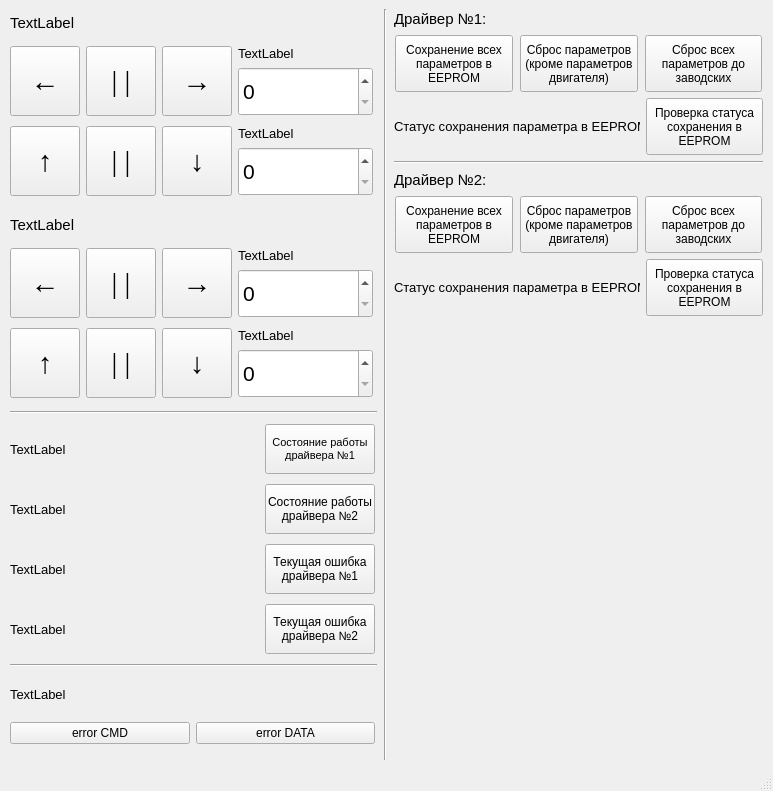
Qt form mainwindow.ui (E4ever/PanTilt) before a commit.
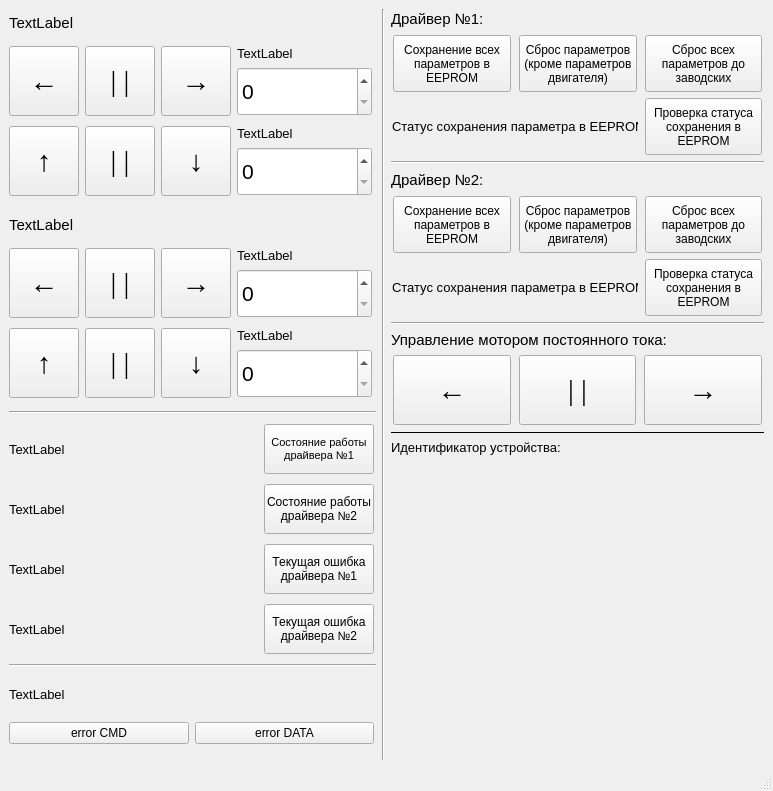
The same form after that commit.

Commit message: added DC motor control + change communication protocol

```diff
--- a/mainwindow.ui
+++ b/mainwindow.ui
@@ -1417,6 +1417,126 @@
           </item>
          </layout>
         </item>
+        <item>
+         <widget class="Line" name="line_6">
+          <property name="orientation">
+           <enum>Qt::Horizontal</enum>
+          </property>
+         </widget>
+        </item>
+        <item>
+         <widget class="QLabel" name="label_3">
+          <property name="font">
+           <font>
+            <pointsize>11</pointsize>
+           </font>
+          </property>
+          <property name="text">
+           <string>Управление мотором постоянного тока:</string>
+          </property>
+         </widget>
+        </item>
+        <item>
+         <layout class="QHBoxLayout" name="horizontalLayout_15">
+          <item>
+           <widget class="QPushButton" name="pushButtonDCMotorCCW">
+            <property name="minimumSize">
+             <size>
+              <width>118</width>
+              <height>70</height>
+             </size>
+            </property>
+            <property name="maximumSize">
+             <size>
+              <width>118</width>
+              <height>70</height>
+             </size>
+            </property>
+            <property name="font">
+             <font>
+              <family>Times New Roman</family>
+              <pointsize>22</pointsize>
+             </font>
+            </property>
+            <property name="text">
+             <string>←</string>
+            </property>
+           </widget>
+          </item>
+          <item>
+           <widget class="QPushButton" name="pushButtonDCMotorStop">
+            <property name="minimumSize">
+             <size>
+              <width>117</width>
+              <height>70</height>
+             </size>
+            </property>
+            <property name="maximumSize">
+             <size>
+              <width>117</width>
+              <height>70</height>
+             </size>
+            </property>
+            <property name="font">
+             <font>
+              <family>Times New Roman</family>
+              <pointsize>22</pointsize>
+             </font>
+            </property>
+            <property name="text">
+             <string>| |</string>
+            </property>
+           </widget>
+          </item>
+          <item>
+           <widget class="QPushButton" name="pushButtonDCMotorCW">
+            <property name="minimumSize">
+             <size>
+              <width>118</width>
+              <height>70</height>
+             </size>
+            </property>
+            <property name="maximumSize">
+             <size>
+              <width>118</width>
+              <height>70</height>
+             </size>
+            </property>
+            <property name="font">
+             <font>
+              <family>Times New Roman</family>
+              <pointsize>22</pointsize>
+             </font>
+            </property>
+            <property name="text">
+             <string>→</string>
+            </property>
+           </widget>
+          </item>
+         </layout>
+        </item>
+        <item>
+         <widget class="Line" name="line">
+          <property name="frameShadow">
+           <enum>QFrame::Plain</enum>
+          </property>
+          <property name="orientation">
+           <enum>Qt::Horizontal</enum>
+          </property>
+         </widget>
+        </item>
+        <item>
+         <widget class="QLabel" name="labelDeviceID">
+          <property name="font">
+           <font>
+            <pointsize>10</pointsize>
+           </font>
+          </property>
+          <property name="text">
+           <string>Идентификатор устройства:</string>
+          </property>
+         </widget>
+        </item>
         <item>
          <spacer name="verticalSpacer">
           <property name="orientation">
```
The commit also changes 5 other files.
